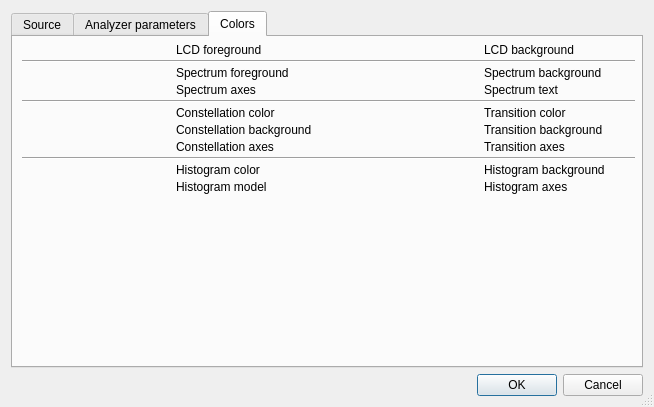
First picture: the form in ui/Config.ui, repository BatchDrake/SigDigger, before the edit.
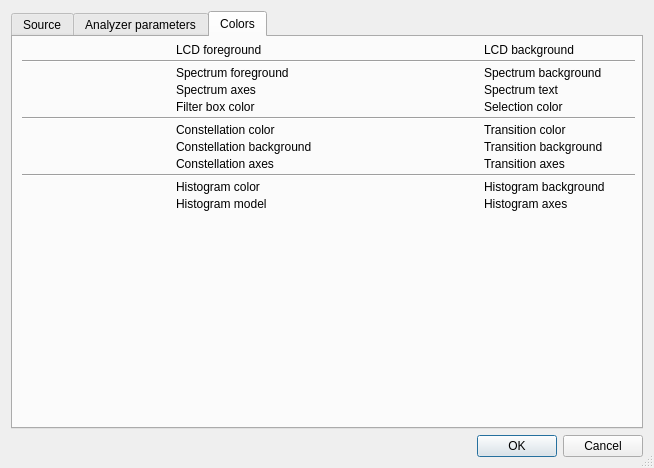
Second picture: the form after the edit. The open tabs and pages were chosen to show the change. Custom widgets are drawn as their Qt base class.

Commit message: Enable configuration of filterbox and time window selection colors

Patch:
```diff
--- a/ui/Config.ui
+++ b/ui/Config.ui
@@ -7,7 +7,7 @@
     <x>0</x>
     <y>0</y>
     <width>654</width>
-    <height>407</height>
+    <height>468</height>
    </rect>
   </property>
   <property name="sizePolicy">
@@ -1273,6 +1273,26 @@
        <item row="4" column="2">
         <widget class="ColorChooserButton" name="spectrumTextColor"/>
        </item>
+       <item row="5" column="0">
+        <widget class="ColorChooserButton" name="filterBoxColor"/>
+       </item>
+       <item row="5" column="1">
+        <widget class="QLabel" name="label_6">
+         <property name="text">
+          <string>Filter box color</string>
+         </property>
+        </widget>
+       </item>
+       <item row="5" column="2">
+        <widget class="ColorChooserButton" name="selectionColor"/>
+       </item>
+       <item row="5" column="3">
+        <widget class="QLabel" name="label_8">
+         <property name="text">
+          <string>Selection color</string>
+         </property>
+        </widget>
+       </item>
       </layout>
      </widget>
     </widget>
```
Left out of the diff: 6 changed lines with no effect on the pictures. The commit also changes 7 other files.
